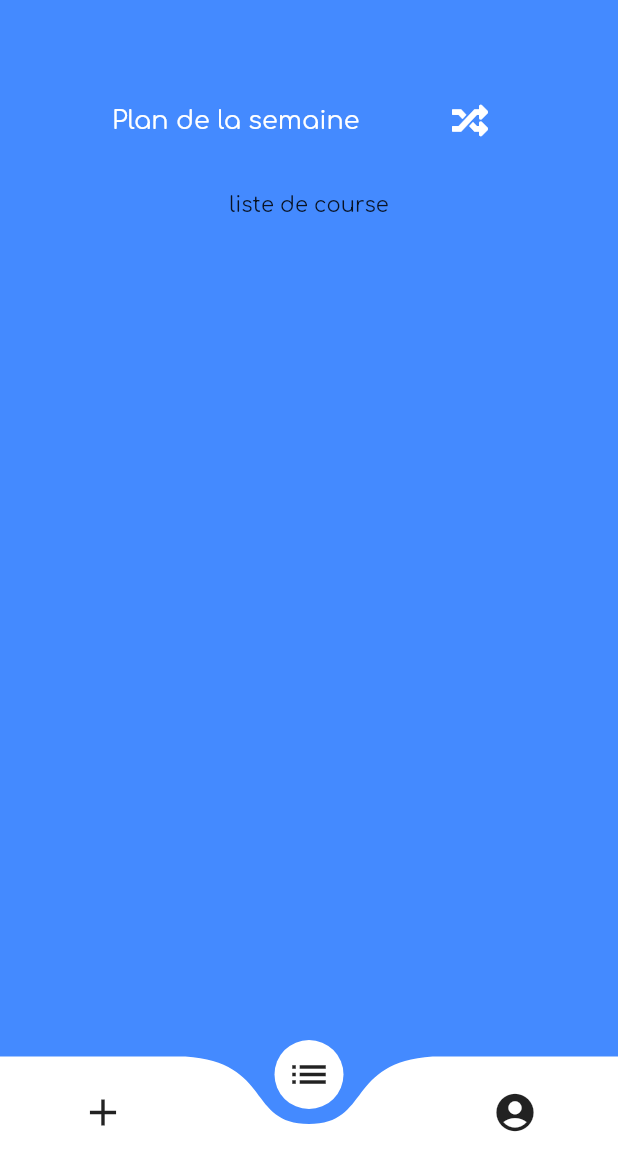
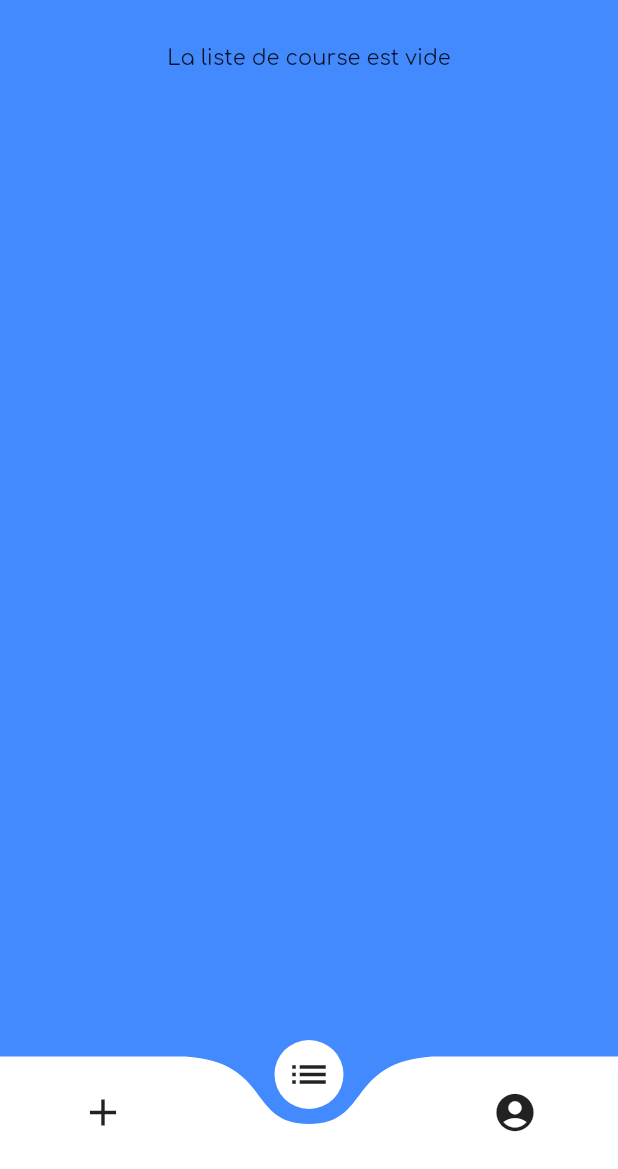
Before and after one commit to jeremySrgt/meal_suggest, a Flutter app: the screen it shows after launch, item 2 of the bottom bar chosen, on a phone screen of 412 x 824 dp, the part 67-1236 px from its top. Run offline on Flutter 3.47's test engine with Material 2 defaults, Android fonts, the phone set to English and light mode, and no system bars; drawn by our look-alikes of curved_navigation_bar; our stand-ins replace flutter_swiper, font_awesome_flutter.

```diff
--- /dev/null
+++ b/lib/globals.dart
@@ -0,0 +1,3 @@
+library suggestion_repas.globals;
+
+List<String> listOfIngredients = [];
--- a/lib/mainPage.dart
+++ b/lib/mainPage.dart
@@ -1,7 +1,9 @@
 import 'package:flutter/material.dart';
 import 'package:curved_navigation_bar/curved_navigation_bar.dart';
 import 'package:suggestion_repas/mealSuggest.dart';
+import 'shoppingList.dart';
 import 'planControl.dart';
+import 'validatePlan.dart';
 
 class MainPage extends StatefulWidget {
   @override
@@ -37,19 +39,26 @@ class _MainPageState extends State<MainPage> {
         });
       },
       animationDuration: Duration(milliseconds: 400),
+    );
+  }
 
+  Widget _firstPage(){
+    return Column(
+      children: <Widget>[
+        PlanControl(),
+        MealSuggest(),
+        ValidatePlan(),
+      ],
     );
   }
 
   Widget pageBuilder() {
     switch (_page) {
       case 0:
-        return MealSuggest();
+        return _firstPage();
         break;
       case 1:
-        return Center(
-          child: Text('liste de course'),
-        );
+        return ShoppingList();
         break;
       case 2:
         return Center(
@@ -68,18 +77,20 @@ class _MainPageState extends State<MainPage> {
       backgroundColor: Theme.of(context).primaryColor,
       bottomNavigationBar: navigationBar(),
       appBar: AppBar(
-        title: Text('Meal Suggest',style: TextStyle(fontSize: 30.0),),
+        title: Text(
+          'Meal Suggest',
+          style: TextStyle(fontSize: 30.0),
+        ),
         elevation: 0.0,
       ),
       body: Container(
         padding: EdgeInsets.only(top: 20.0),
         child: Column(
           children: <Widget>[
-            PlanControl(),
-            pageBuilder()
+            pageBuilder(),
           ],
         ),
-      )
+      ),
     );
   }
 }
--- /dev/null
+++ b/lib/shoppingList.dart
@@ -0,0 +1,29 @@
+import 'package:flutter/material.dart';
+import 'globals.dart' as globals;
+
+class ShoppingList extends StatefulWidget{
+  @override
+  State<StatefulWidget> createState() {
+    return _ShoppingListState();
+  }
+}
+
+class _ShoppingListState extends State<ShoppingList>{
+
+  Widget listOfIngredients(){
+    if(globals.listOfIngredients.isEmpty){
+      return Center(
+        child: Text('La liste de course est vide'),
+      );
+    }
+
+    return Center(
+      child: Text(globals.listOfIngredients.toString()),
+    );
+  }
+
+  @override
+  Widget build(BuildContext context) {
+    return listOfIngredients();
+  }
+}
--- a/pubspec.yaml
+++ b/pubspec.yaml
@@ -26,6 +26,7 @@ dependencies:
   curved_navigation_bar: ^0.3.0
   flutter_swiper: ^1.1.6
   font_awesome_flutter: ^8.5.0
+  flare_flutter: ^1.5.4
 
 dev_dependencies:
   flutter_test:
@@ -47,6 +48,7 @@ flutter:
   assets:
     - assets/lundi_106.jpg
     - assets/burger.png
+    - assets/testjson.json
 
     # An image asset can refer to one or more resolution-specific "variants", see
     # https://flutter.dev/assets-and-images/#resolution-aware.
```
Also changed, not shown: assets/testjson.json (added, +62 -0 lines), lib/jsonRespond.dart (added, +15 -0 lines), lib/planControl.dart (+35 -9 lines), lib/validatePlan.dart (added, +33 -0 lines), pubspec.lock.
